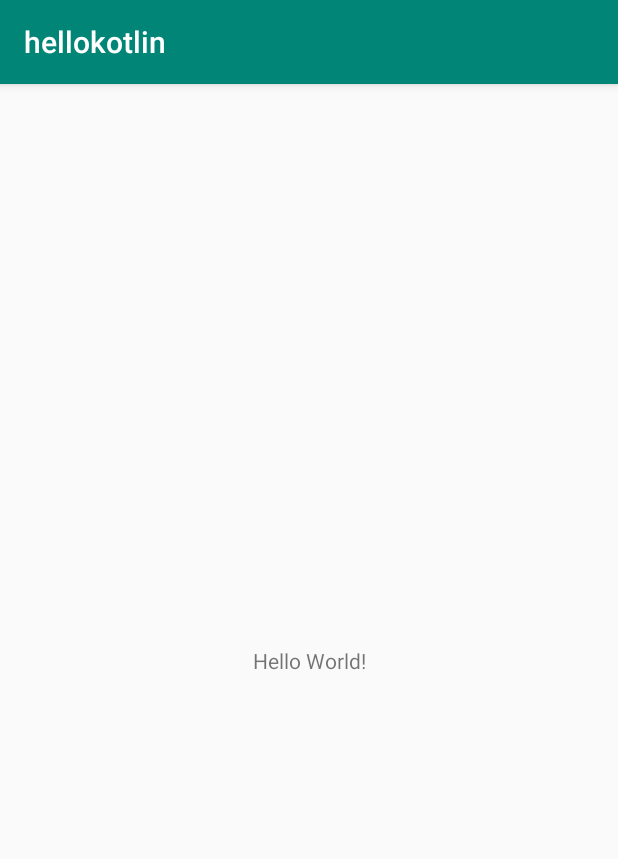
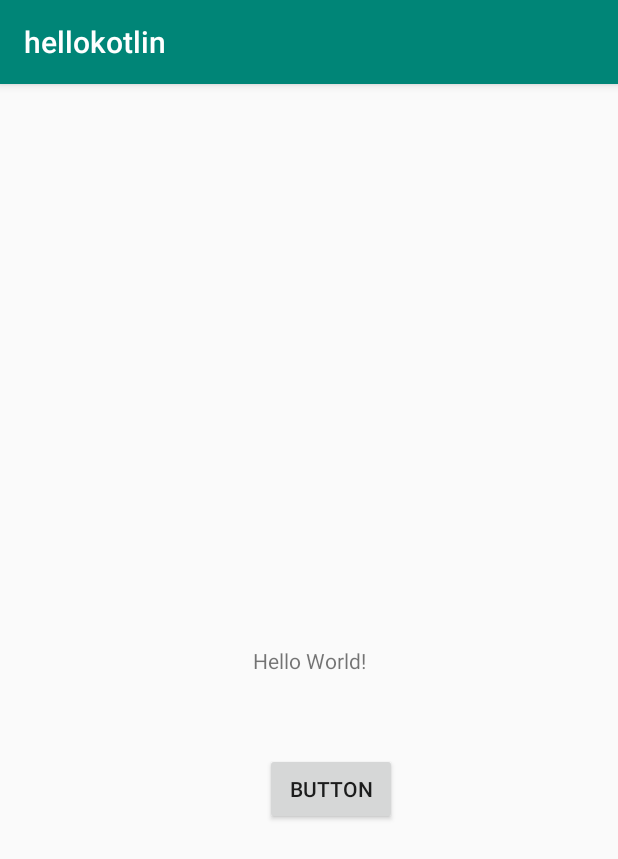
Before and after one commit to dwinuray/hellokotlin, an Android app: the screen it shows after launch (MainActivity), on a phone screen of 412 x 824 dp. Shown: the top 859 px of the screen. Run offline under Robolectric (Android 15) with nearby library versions, the phone set to English and light mode, and no system bars.

Commit message:
Testing initialize variable and find component button by id

```diff
--- a/app/src/main/java/com/dwinuray/hellokotlin/MainActivity.kt
+++ b/app/src/main/java/com/dwinuray/hellokotlin/MainActivity.kt
@@ -2,11 +2,19 @@ package com.dwinuray.hellokotlin
 
 import androidx.appcompat.app.AppCompatActivity
 import android.os.Bundle
+import android.widget.Button
+import android.widget.Toast
 
 class MainActivity : AppCompatActivity() {
 
     override fun onCreate(savedInstanceState: Bundle?) {
         super.onCreate(savedInstanceState)
         setContentView(R.layout.activity_main)
+
+        var button = findViewById(R.id.button) as Button
+        button.setOnClickListener({
+
+            Toast.makeText(this@MainActivity, "Okei clicked", Toast.LENGTH_SHORT).show();
+        })
     }
 }
--- a/app/src/main/res/layout/activity_main.xml
+++ b/app/src/main/res/layout/activity_main.xml
@@ -14,6 +14,13 @@
             app:layout_constraintBottom_toBottomOf="parent"
             app:layout_constraintLeft_toLeftOf="parent"
             app:layout_constraintRight_toRightOf="parent"
-            app:layout_constraintTop_toTopOf="parent"/>
+            app:layout_constraintTop_toTopOf="parent" android:id="@+id/textView"/>
+    <Button
+            android:text="Button"
+            android:layout_width="wrap_content"
+            android:layout_height="wrap_content"
+            android:id="@+id/button" android:layout_marginTop="52dp"
+            app:layout_constraintTop_toBottomOf="@+id/textView" app:layout_constraintStart_toStartOf="@+id/textView"
+            android:layout_marginStart="8dp"/>
 
 </androidx.constraintlayout.widget.ConstraintLayout>
```
Also changed, not shown: app/src/main/res/drawable/bears.png (added), app/src/main/res/drawable/webears.png (added).
